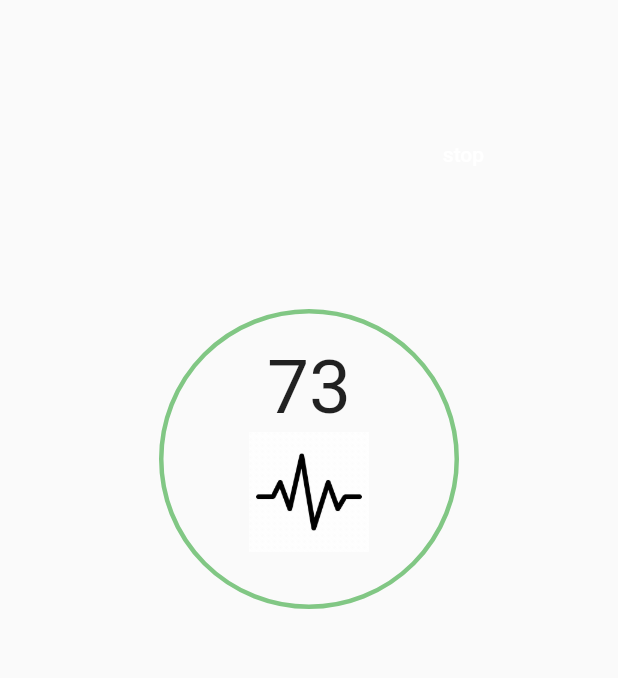
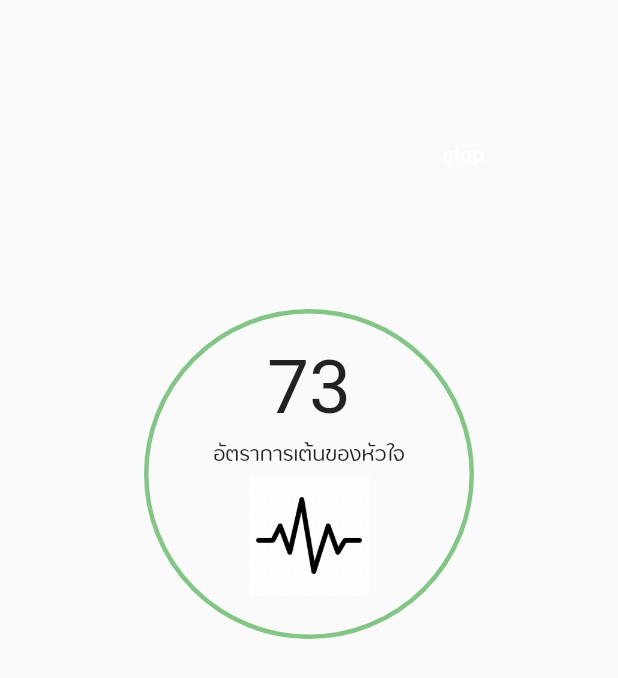
Before and after one commit to tanza4432/meiw-Project, a Flutter app: the HeartRate widget shown alone on an empty page, opened directly, on a phone screen of 412 x 824 dp. Shown: the top 678 px of the screen. Run offline on Flutter 3.47's test engine with Material 2 defaults, Android fonts, the light colour scheme and no system bars; our stand-ins replace flutter_spinkit, geolocator, google_maps_flutter, permission_handler, simple_animations, webview_flutter.

Commit message:
Update HeartRate.dart

```diff
--- a/lib/mainboard/screen/HeartRate.dart
+++ b/lib/mainboard/screen/HeartRate.dart
@@ -309,8 +309,8 @@ class _HeartRateState extends State<HeartRate> {
           ],
         ),
         Container(
-          width: 200,
-          height: 200,
+          width: 220,
+          height: 220,
           padding: EdgeInsets.all(20),
           alignment: Alignment.center,
           decoration: BoxDecoration(
@@ -322,6 +322,13 @@ class _HeartRateState extends State<HeartRate> {
               Text(
                 "$start",
                 style: TextStyle(fontSize: 50),
+              ),
+              Text(
+                "อัตราการเต้นของหัวใจ",
+                style: TextStyle(
+                  fontSize: 12,
+                  fontFamily: 'Opun',
+                ),
               ),
               Image.asset(
                 'assets/images/pulse.gif',
```
